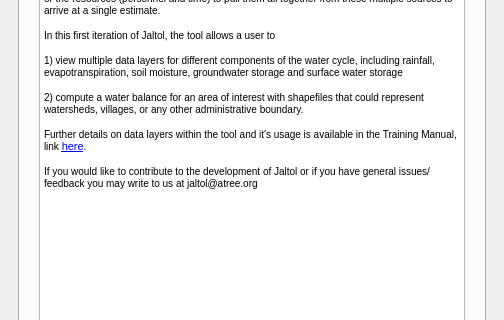
The window that jaltol_dockwidget_base_trial_tabs.ui (atreebangalore/jaltol) describes before a commit, drawn with Qt 5; both pictures show x 0 to 504 and y 195 to 515 of the 504 by 853 pixel window.
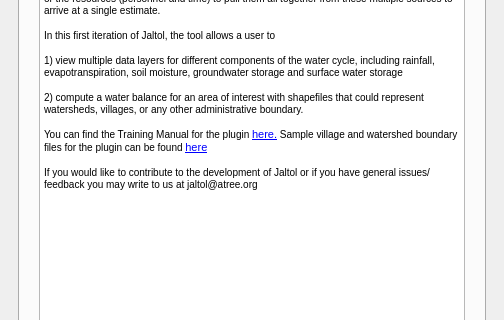
The same window after the commit. Custom widgets are drawn as their Qt base class.

Commit message: added message for wb image generation, updated icon in metadata.txt

The edit to the form file:
```diff
--- a/jaltol_dockwidget_base_trial_tabs.ui
+++ b/jaltol_dockwidget_base_trial_tabs.ui
@@ -10,6 +10,12 @@
     <height>853</height>
    </rect>
   </property>
+  <property name="sizePolicy">
+   <sizepolicy hsizetype="Preferred" vsizetype="Preferred">
+    <horstretch>0</horstretch>
+    <verstretch>0</verstretch>
+   </sizepolicy>
+  </property>
   <property name="minimumSize">
    <size>
     <width>480</width>
@@ -129,7 +135,7 @@
 &lt;p style=&quot; margin-top:12px; margin-bottom:12px; margin-left:0px; margin-right:0px; -qt-block-indent:0; text-indent:0px;&quot;&gt;In this first iteration of Jaltol, the tool allows a user to &lt;/p&gt;
 &lt;p style=&quot; margin-top:12px; margin-bottom:12px; margin-left:0px; margin-right:0px; -qt-block-indent:0; text-indent:0px;&quot;&gt;1) view multiple data layers for different components of the water cycle, including rainfall, evapotranspiration, soil moisture, groundwater storage and surface water storage&lt;/p&gt;
 &lt;p style=&quot; margin-top:12px; margin-bottom:12px; margin-left:0px; margin-right:0px; -qt-block-indent:0; text-indent:0px;&quot;&gt;2) compute a water balance for an area of interest with shapefiles that could represent watersheds, villages, or any other administrative boundary.&lt;/p&gt;
-&lt;p style=&quot; margin-top:12px; margin-bottom:12px; margin-left:0px; margin-right:0px; -qt-block-indent:0; text-indent:0px;&quot;&gt;Further details on data layers within the tool and it's usage is available in the Training Manual, link &lt;a href=&quot;https://docs.google.com/document/d/1R8w4TyCb0Q9bj1daLvxvJ7SuMVmxPPm-j3M2bEvnRTQ/edit?usp=sharing&quot;&gt;&lt;span style=&quot; font-size:8pt; text-decoration: underline; color:#0000ff;&quot;&gt;here&lt;/span&gt;&lt;/a&gt;.&lt;/p&gt;
+&lt;p style=&quot; margin-top:12px; margin-bottom:12px; margin-left:0px; margin-right:0px; -qt-block-indent:0; text-indent:0px;&quot;&gt;You can find the Training Manual for the plugin &lt;a href=&quot;https://drive.google.com/drive/folders/1mfUSpFMXx-7eTD_5JpxG5aAtrCStb3Fv?usp=sharing&quot;&gt;&lt;span style=&quot; font-size:8pt; text-decoration: underline; color:#0000ff;&quot;&gt;here.&lt;/span&gt;&lt;/a&gt; Sample village and watershed boundary files for the plugin can be found &lt;a href=&quot;https://www.dropbox.com/sh/wzje73zlvgv2mwp/AACzzGQUfrnXXiIHLuJJnul2a?dl=0&quot;&gt;&lt;span style=&quot; font-size:8pt; text-decoration: underline; color:#0000ff;&quot;&gt;here&lt;/span&gt;&lt;/a&gt;&lt;/p&gt;
 &lt;p style=&quot; margin-top:12px; margin-bottom:12px; margin-left:0px; margin-right:0px; -qt-block-indent:0; text-indent:0px;&quot;&gt;If you would like to contribute to the development of Jaltol or if you have general issues/feedback you may write to us at jaltol@atree.org&lt;/p&gt;&lt;/body&gt;&lt;/html&gt;</string>
              </property>
             </widget>
```
The commit also changes 2 other files.
